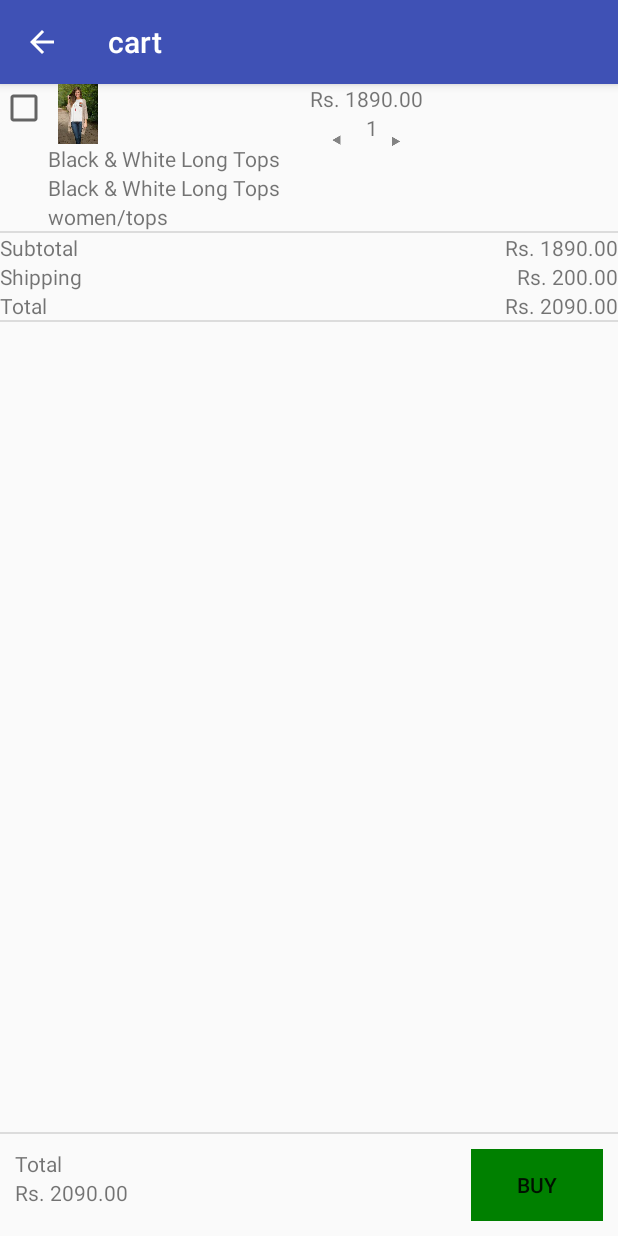
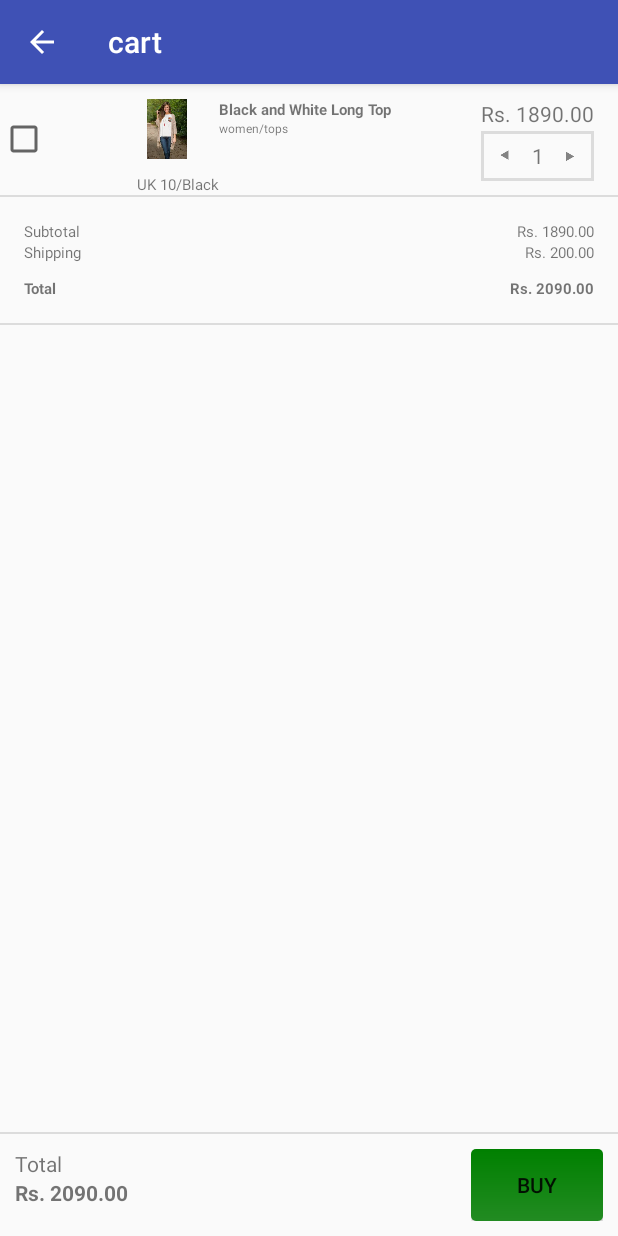
Before and after one commit to supun19/Molly, an Android app: the cartActivity screen opened directly, with no data from a screen before it, on a phone screen of 412 x 824 dp. Run offline under Robolectric (Android 15) with nearby library versions, the phone set to English and light mode, and no system bars.

Commit message:
Second activity has done

```diff
--- a/app/src/main/java/com/example/supun/molly/Adapter/CartAdapter.java
+++ b/app/src/main/java/com/example/supun/molly/Adapter/CartAdapter.java
@@ -34,8 +34,8 @@ public class CartAdapter extends ArrayAdapter<Item> {
         TextView tvName = (TextView) convertView.findViewById(R.id.type);
         TextView tvHome = (TextView) convertView.findViewById(R.id.specification);
         // Populate the data into the template view using the data object
-        tvName.setText(item.getDescription());
-        tvHome.setText(item.getDescription());
+        tvName.setText("Black and White Long Top");
+        tvHome.setText("UK 10/Black");
         // Return the completed view to render on screen
         return convertView;
     }
--- a/app/src/main/java/com/example/supun/molly/cartActivity.java
+++ b/app/src/main/java/com/example/supun/molly/cartActivity.java
@@ -6,6 +6,7 @@ import android.support.design.widget.FloatingActionButton;
 import android.support.design.widget.Snackbar;
 import android.support.v7.app.AppCompatActivity;
 import android.support.v7.widget.Toolbar;
+import android.view.MenuItem;
 import android.view.View;
 import android.widget.Button;
 import android.widget.ListView;
@@ -55,4 +56,23 @@ public class cartActivity extends AppCompatActivity {
         startActivity(intent);
     }
 
+
+    @Override
+    public boolean onOptionsItemSelected(MenuItem item) {
+        switch (item.getItemId()) {
+            case android.R.id.home:
+                // User chose the "Settings" item, show the app settings UI...
+                Intent intent = new Intent(this,MainActivity.class);
+                startActivity(intent);
+                return true;
+
+
+            default:
+                // If we got here, the user's action was not recognized.
+                // Invoke the superclass to handle it.
+                return super.onOptionsItemSelected(item);
+
+        }
+    }
+
 }
--- /dev/null
+++ b/app/src/main/res/drawable/boarder_left_rigt_spiner.xml
@@ -0,0 +1,6 @@
+<?xml version="1.0" encoding="utf-8"?>
+<shape xmlns:android="http://schemas.android.com/apk/res/android"
+    >
+    <stroke android:width="2dp" android:color="@color/gainsboro" />
+
+</shape>
--- /dev/null
+++ b/app/src/main/res/drawable/button_border.xml
@@ -0,0 +1,9 @@
+<?xml version="1.0" encoding="utf-8"?>
+<shape xmlns:android="http://schemas.android.com/apk/res/android"
+    android:shape="rectangle">
+    <gradient android:startColor="@color/green"
+        android:endColor="#228B22"
+        android:angle="270" />
+    <corners android:radius="3dp" />
+    <!--stroke android:width="5px" android:color="#000000" /-->
+</shape>
--- a/app/src/main/res/drawable/spinner_left.xml
+++ b/app/src/main/res/drawable/spinner_left.xml
@@ -3,7 +3,7 @@
     <item><layer-list>
         <item><shape>
 
-            <padding android:bottom="3dp" android:left="3dp" android:right="3dp" android:top="3dp" />
+            <padding android:bottom="1dp" android:left="1dp" android:right="1dp" android:top="1dp" />
         </shape></item>
         <item ><bitmap android:gravity="left|center" android:src="@drawable/ic_action_left" />
         </item>
--- a/app/src/main/res/drawable/spinner_right.xml
+++ b/app/src/main/res/drawable/spinner_right.xml
@@ -3,7 +3,7 @@
     <item><layer-list>
         <item><shape>
 
-            <padding android:bottom="3dp" android:left="3dp" android:right="3dp" android:top="3dp" />
+            <padding android:bottom="1dp" android:left="1dp" android:right="1dp" android:top="1dp" />
         </shape></item>
         <item ><bitmap android:gravity="right|center" android:src="@drawable/ic_action_right" />
         </item>
--- a/app/src/main/res/layout/activity_cart.xml
+++ b/app/src/main/res/layout/activity_cart.xml
@@ -4,7 +4,8 @@
     xmlns:tools="http://schemas.android.com/tools"
     android:layout_width="match_parent"
     android:layout_height="match_parent"
-    tools:context="com.example.supun.molly.cartActivity">
+    tools:context="com.example.supun.molly.cartActivity"
+   >
 
     <android.support.design.widget.AppBarLayout
         android:layout_width="match_parent"
--- a/app/src/main/res/layout/content_cart.xml
+++ b/app/src/main/res/layout/content_cart.xml
@@ -6,7 +6,8 @@
     android:layout_height="match_parent"
     app:layout_behavior="@string/appbar_scrolling_view_behavior"
     tools:context="com.example.supun.molly.cartActivity"
-    tools:showIn="@layout/activity_cart">
+    tools:showIn="@layout/activity_cart"
+    >
     <LinearLayout
         android:layout_width="wrap_content"
         android:layout_height="wrap_content"
@@ -53,7 +54,8 @@
             <TextView
                 android:layout_width="wrap_content"
                 android:layout_height="wrap_content"
-                android:text="Rs. 2090.00"/>
+                android:text="Rs. 2090.00"
+                android:textStyle="bold"/>
 
         </LinearLayout>
         <View
@@ -68,8 +70,9 @@
             android:layout_width="wrap_content"
             android:layout_height="match_parent"
             android:text="BUY"
-            android:background="@color/green"
+            android:background="@drawable/button_border"
             android:id="@+id/buy"
+
             />
         </LinearLayout>
     </LinearLayout>
--- a/app/src/main/res/layout/item_cart.xml
+++ b/app/src/main/res/layout/item_cart.xml
@@ -6,9 +6,21 @@
         android:layout_width="match_parent"
         android:layout_height="match_parent"
         android:orientation="horizontal">
-   <CheckBox
-       android:layout_width="wrap_content"
-       android:layout_height="wrap_content" />
+        <RelativeLayout
+            android:layout_width="wrap_content"
+            android:layout_height="wrap_content"
+            android:layout_gravity="center">
+            <CheckBox
+                android:layout_width="wrap_content"
+                android:layout_height="wrap_content"
+                android:gravity="center"
+                />
+        </RelativeLayout>
+
+        <View
+            android:layout_width="0dp"
+            android:layout_height="0dp"
+            android:layout_weight="1" />
     <LinearLayout
         android:layout_width="wrap_content"
         android:layout_height="wrap_content"
@@ -17,43 +29,61 @@
             android:layout_width="40dp"
             android:layout_height="40dp"
             android:src="@drawable/girll"
-            android:id="@+id/image_source"/>
+            android:id="@+id/image_source"
+            android:adjustViewBounds="true"
+            android:scaleType="fitCenter"
+            android:layout_marginTop="10dp"
+            android:layout_marginBottom="10dp"
+            />
         <TextView
             android:layout_width="wrap_content"
             android:layout_height="wrap_content"
             android:text="UK 10/Black"
-            android:id="@+id/specification"/>
-        <TextView
-            android:id="@+id/type"
-            android:layout_width="wrap_content"
-            android:layout_height="wrap_content"
-            android:text="Black and White Long Top" />
-        <TextView
-            android:id="@+id/description"
-            android:layout_width="wrap_content"
-            android:layout_height="wrap_content"
-            android:text="women/tops" />
+            android:id="@+id/specification"
+            android:textSize="10dp"/>
+
     </LinearLayout>
 
     <LinearLayout
         android:layout_width="wrap_content"
         android:layout_height="wrap_content"
         android:orientation="vertical">
-
+        <TextView
+            android:id="@+id/type"
+            android:layout_width="wrap_content"
+            android:layout_height="wrap_content"
+            android:text="Black and White Long Top"
+            android:textStyle="bold"
+            android:textSize="10dp"
+            android:layout_marginTop="10dp"/>
+        <TextView
+            android:id="@+id/description"
+            android:layout_width="wrap_content"
+            android:layout_height="wrap_content"
+            android:text="women/tops"
+            android:textSize="8dp"/>
     </LinearLayout>
+        <View
+            android:layout_width="0dp"
+            android:layout_height="0dp"
+            android:layout_weight="1" />
     <LinearLayout
         android:layout_width="wrap_content"
         android:layout_height="wrap_content"
         android:orientation="vertical"
-        android:layout_marginLeft="20dp">
+        android:layout_marginRight="16dp"
+        android:gravity="right">
         <TextView
             android:layout_width="wrap_content"
             android:layout_height="wrap_content"
             android:text="Rs. 1890.00"
-            android:id="@+id/amount"/>
+            android:id="@+id/amount"
+            android:layout_marginTop="10dp"
+            />
 
 
-            <include layout="@layout/left_and_right_spinner"/>
+            <include layout="@layout/left_and_right_spinner"
+                />
 
 
 
@@ -69,7 +99,8 @@
     <LinearLayout
         android:layout_width="match_parent"
         android:layout_height="wrap_content"
-        android:orientation="vertical">
+        android:orientation="vertical"
+        android:layout_margin="16dp">
         <LinearLayout
             android:layout_width="match_parent"
             android:layout_height="wrap_content"
@@ -78,7 +109,8 @@
                 android:layout_width="wrap_content"
                 android:layout_height="wrap_content"
                 android:text="Subtotal"
-                android:gravity="left"/>
+                android:gravity="left"
+                android:textSize="10dp"/>
             <View
                 android:layout_width="0dp"
                 android:layout_height="0dp"
@@ -87,7 +119,8 @@
                 android:layout_width="wrap_content"
                 android:layout_height="wrap_content"
                 android:text="Rs. 1890.00"
-                android:gravity="right"/>
+                android:gravity="right"
+                android:textSize="10dp"/>
 
 
         </LinearLayout>
@@ -99,7 +132,8 @@
                 android:layout_width="wrap_content"
                 android:layout_height="wrap_content"
                 android:text="Shipping"
-                android:gravity="left"/>
+                android:gravity="left"
+                android:textSize="10dp"/>
             <View
                 android:layout_width="0dp"
                 android:layout_height="0dp"
@@ -109,6 +143,7 @@
                 android:layout_height="wrap_content"
                 android:text="Rs. 200.00"
                 android:gravity="right"
+                android:textSize="10dp"
                 />
 
 
@@ -116,12 +151,15 @@
         <LinearLayout
             android:layout_width="match_parent"
             android:layout_height="wrap_content"
-            android:orientation="horizontal">
+            android:orientation="horizontal"
+            android:layout_marginTop="10dp">
             <TextView
                 android:layout_width="wrap_content"
                 android:layout_height="wrap_content"
                 android:text="Total"
-                android:gravity="left"/>
+                android:gravity="left"
+                android:textSize="10dp"
+                android:textStyle="bold"/>
             <View
                 android:layout_width="0dp"
                 android:layout_height="0dp"
@@ -130,7 +168,10 @@
                 android:layout_width="wrap_content"
                 android:layout_height="wrap_content"
                 android:text="Rs. 2090.00"
-                android:gravity="right"/>
+                android:gravity="right"
+                android:textSize="10dp"
+
+                android:textStyle="bold"/>
 
 
         </LinearLayout>
--- a/app/src/main/res/layout/left_and_right_spinner.xml
+++ b/app/src/main/res/layout/left_and_right_spinner.xml
@@ -1,27 +1,47 @@
 <?xml version="1.0" encoding="utf-8"?>
 <LinearLayout xmlns:android="http://schemas.android.com/apk/res/android"
     android:orientation="horizontal" android:layout_width="match_parent"
-    android:layout_height="match_parent">
+    android:layout_height="match_parent"
+    android:background="@drawable/boarder_left_rigt_spiner"
+    android:layout_marginTop="2dp"
+
+    >
 
     <RelativeLayout
         android:layout_width="wrap_content"
-        android:layout_height="wrap_content">
+        android:layout_height="wrap_content"
+        android:gravity="left">
         <Spinner
             android:layout_width="wrap_content"
             android:layout_height="wrap_content"
             android:background="@drawable/spinner_left"
-            android:id="@+id/spinner_left_icon">
+            android:id="@+id/spinner_left_icon"
+            >
 
         </Spinner>
 
     </RelativeLayout>
-    <TextView
+    <View
+        android:layout_width="0dp"
+        android:layout_height="0dp"
+        android:layout_weight="1" />
+    <RelativeLayout
         android:layout_width="wrap_content"
         android:layout_height="wrap_content"
-        android:text="1"/>
+        android:layout_gravity="center">
+        <TextView
+            android:layout_width="wrap_content"
+            android:layout_height="wrap_content"
+            android:text="1"
+            android:textAlignment="center"
+            android:gravity="center"
+            />
+    </RelativeLayout>
+
     <RelativeLayout
         android:layout_width="wrap_content"
-        android:layout_height="wrap_content">
+        android:layout_height="wrap_content"
+        android:gravity="right">
         <Spinner
             android:layout_width="wrap_content"
             android:layout_height="wrap_content"
```
